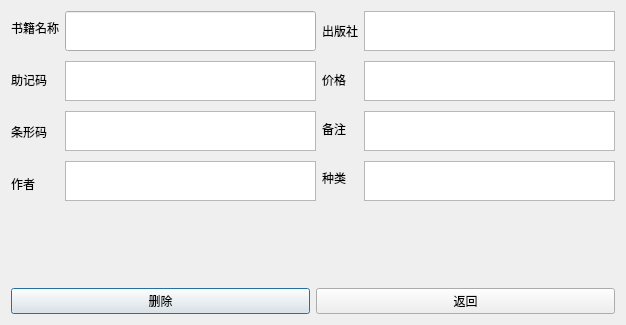
Above: bookdetail.ui from Emiliails/python_book_cms before the change. Below: the same form after it.
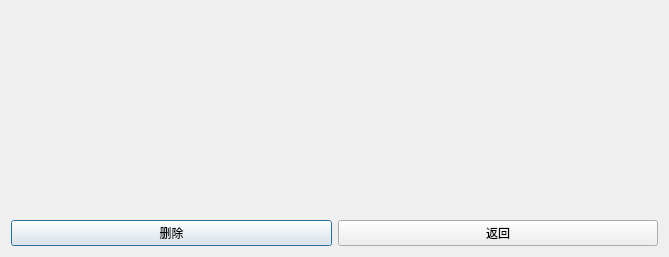
That is the form after the change.

```diff
--- a/bookdetail.ui
+++ b/bookdetail.ui
@@ -6,334 +6,14 @@
    <rect>
     <x>0</x>
     <y>0</y>
-    <width>626</width>
-    <height>325</height>
+    <width>669</width>
+    <height>257</height>
    </rect>
   </property>
   <property name="windowTitle">
    <string>Dialog</string>
   </property>
   <layout class="QVBoxLayout" name="verticalLayout_2">
-   <item>
-    <layout class="QHBoxLayout" name="horizontalLayout_3">
-     <item>
-      <layout class="QHBoxLayout" name="horizontalLayout_4">
-       <item>
-        <layout class="QVBoxLayout" name="verticalLayout">
-         <property name="spacing">
-          <number>18</number>
-         </property>
-         <item>
-          <widget class="QLabel" name="label">
-           <property name="sizePolicy">
-            <sizepolicy hsizetype="Preferred" vsizetype="Fixed">
-             <horstretch>0</horstretch>
-             <verstretch>0</verstretch>
-            </sizepolicy>
-           </property>
-           <property name="maximumSize">
-            <size>
-             <width>16777215</width>
-             <height>40</height>
-            </size>
-           </property>
-           <property name="text">
-            <string>书籍名称</string>
-           </property>
-          </widget>
-         </item>
-         <item>
-          <widget class="QLabel" name="label_3">
-           <property name="sizePolicy">
-            <sizepolicy hsizetype="Preferred" vsizetype="Fixed">
-             <horstretch>0</horstretch>
-             <verstretch>0</verstretch>
-            </sizepolicy>
-           </property>
-           <property name="maximumSize">
-            <size>
-             <width>16777215</width>
-             <height>40</height>
-            </size>
-           </property>
-           <property name="text">
-            <string>助记码</string>
-           </property>
-          </widget>
-         </item>
-         <item>
-          <widget class="QLabel" name="label_4">
-           <property name="sizePolicy">
-            <sizepolicy hsizetype="Preferred" vsizetype="Fixed">
-             <horstretch>0</horstretch>
-             <verstretch>0</verstretch>
-            </sizepolicy>
-           </property>
-           <property name="maximumSize">
-            <size>
-             <width>16777215</width>
-             <height>40</height>
-            </size>
-           </property>
-           <property name="text">
-            <string>条形码</string>
-           </property>
-          </widget>
-         </item>
-         <item>
-          <widget class="QLabel" name="label_5">
-           <property name="sizePolicy">
-            <sizepolicy hsizetype="Preferred" vsizetype="Fixed">
-             <horstretch>0</horstretch>
-             <verstretch>0</verstretch>
-            </sizepolicy>
-           </property>
-           <property name="maximumSize">
-            <size>
-             <width>16777215</width>
-             <height>40</height>
-            </size>
-           </property>
-           <property name="text">
-            <string>作者</string>
-           </property>
-          </widget>
-         </item>
-        </layout>
-       </item>
-       <item>
-        <layout class="QVBoxLayout" name="verticalLayout_3">
-         <property name="spacing">
-          <number>10</number>
-         </property>
-         <item>
-          <widget class="QLineEdit" name="txBookName">
-           <property name="minimumSize">
-            <size>
-             <width>0</width>
-             <height>40</height>
-            </size>
-           </property>
-           <property name="maximumSize">
-            <size>
-             <width>16777215</width>
-             <height>40</height>
-            </size>
-           </property>
-          </widget>
-         </item>
-         <item>
-          <widget class="QTextEdit" name="txBookJZCode">
-           <property name="sizePolicy">
-            <sizepolicy hsizetype="Expanding" vsizetype="Fixed">
-             <horstretch>0</horstretch>
-             <verstretch>0</verstretch>
-            </sizepolicy>
-           </property>
-           <property name="maximumSize">
-            <size>
-             <width>16777215</width>
-             <height>40</height>
-            </size>
-           </property>
-          </widget>
-         </item>
-         <item>
-          <widget class="QTextEdit" name="txBookBarCode">
-           <property name="sizePolicy">
-            <sizepolicy hsizetype="Expanding" vsizetype="Fixed">
-             <horstretch>0</horstretch>
-             <verstretch>0</verstretch>
-            </sizepolicy>
-           </property>
-           <property name="maximumSize">
-            <size>
-             <width>16777215</width>
-             <height>40</height>
-            </size>
-           </property>
-          </widget>
-         </item>
-         <item>
-          <widget class="QTextEdit" name="txBookAuthor">
-           <property name="sizePolicy">
-            <sizepolicy hsizetype="Expanding" vsizetype="Fixed">
-             <horstretch>0</horstretch>
-             <verstretch>0</verstretch>
-            </sizepolicy>
-           </property>
-           <property name="maximumSize">
-            <size>
-             <width>16777215</width>
-             <height>40</height>
-            </size>
-           </property>
-          </widget>
-         </item>
-        </layout>
-       </item>
-      </layout>
-     </item>
-     <item>
-      <layout class="QHBoxLayout" name="horizontalLayout_2">
-       <item>
-        <layout class="QVBoxLayout" name="verticalLayout_4">
-         <property name="spacing">
-          <number>20</number>
-         </property>
-         <item>
-          <widget class="QLabel" name="label_10">
-           <property name="sizePolicy">
-            <sizepolicy hsizetype="Preferred" vsizetype="Fixed">
-             <horstretch>0</horstretch>
-             <verstretch>0</verstretch>
-            </sizepolicy>
-           </property>
-           <property name="text">
-            <string>出版社</string>
-           </property>
-          </widget>
-         </item>
-         <item>
-          <widget class="QLabel" name="label_11">
-           <property name="sizePolicy">
-            <sizepolicy hsizetype="Preferred" vsizetype="Fixed">
-             <horstretch>0</horstretch>
-             <verstretch>0</verstretch>
-            </sizepolicy>
-           </property>
-           <property name="text">
-            <string>价格</string>
-           </property>
-          </widget>
-         </item>
-         <item>
-          <widget class="QLabel" name="label_12">
-           <property name="sizePolicy">
-            <sizepolicy hsizetype="Preferred" vsizetype="Fixed">
-             <horstretch>0</horstretch>
-             <verstretch>0</verstretch>
-            </sizepolicy>
-           </property>
-           <property name="text">
-            <string>备注</string>
-           </property>
-          </widget>
-         </item>
-         <item>
-          <widget class="QLabel" name="label_13">
-           <property name="sizePolicy">
-            <sizepolicy hsizetype="Preferred" vsizetype="Fixed">
-             <horstretch>0</horstretch>
-             <verstretch>0</verstretch>
-            </sizepolicy>
-           </property>
-           <property name="text">
-            <string>种类</string>
-           </property>
-          </widget>
-         </item>
-        </layout>
-       </item>
-       <item>
-        <layout class="QVBoxLayout" name="verticalLayout_6">
-         <property name="spacing">
-          <number>10</number>
-         </property>
-         <item>
-          <widget class="QTextEdit" name="txBookPress">
-           <property name="sizePolicy">
-            <sizepolicy hsizetype="Expanding" vsizetype="Fixed">
-             <horstretch>0</horstretch>
-             <verstretch>0</verstretch>
-            </sizepolicy>
-           </property>
-           <property name="minimumSize">
-            <size>
-             <width>0</width>
-             <height>40</height>
-            </size>
-           </property>
-           <property name="maximumSize">
-            <size>
-             <width>16777215</width>
-             <height>40</height>
-            </size>
-           </property>
-          </widget>
-         </item>
-         <item>
-          <widget class="QTextEdit" name="txBookPrice">
-           <property name="sizePolicy">
-            <sizepolicy hsizetype="Expanding" vsizetype="Fixed">
-             <horstretch>0</horstretch>
-             <verstretch>0</verstretch>
-            </sizepolicy>
-           </property>
-           <property name="minimumSize">
-            <size>
-             <width>0</width>
-             <height>40</height>
-            </size>
-           </property>
-           <property name="maximumSize">
-            <size>
-             <width>16777215</width>
-             <height>40</height>
-            </size>
-           </property>
-          </widget>
-         </item>
-         <item>
-          <widget class="QTextEdit" name="txBookNote">
-           <property name="sizePolicy">
-            <sizepolicy hsizetype="Expanding" vsizetype="Fixed">
-             <horstretch>0</horstretch>
-             <verstretch>0</verstretch>
-            </sizepolicy>
-           </property>
-           <property name="minimumSize">
-            <size>
-             <width>0</width>
-             <height>40</height>
-            </size>
-           </property>
-           <property name="maximumSize">
-            <size>
-             <width>16777215</width>
-             <height>40</height>
-            </size>
-           </property>
-          </widget>
-         </item>
-         <item>
-          <widget class="QTextEdit" name="txbookCategory">
-           <property name="sizePolicy">
-            <sizepolicy hsizetype="Expanding" vsizetype="Fixed">
-             <horstretch>0</horstretch>
-             <verstretch>0</verstretch>
-            </sizepolicy>
-           </property>
-           <property name="minimumSize">
-            <size>
-             <width>0</width>
-             <height>40</height>
-            </size>
-           </property>
-           <property name="maximumSize">
-            <size>
-             <width>16777215</width>
-             <height>40</height>
-            </size>
-           </property>
-          </widget>
-         </item>
-        </layout>
-       </item>
-      </layout>
-     </item>
-    </layout>
-   </item>
    <item>
     <spacer name="verticalSpacer">
      <property name="orientation">
@@ -342,7 +22,7 @@
      <property name="sizeHint" stdset="0">
       <size>
        <width>20</width>
-       <height>65</height>
+       <height>68</height>
       </size>
      </property>
     </spacer>
```
